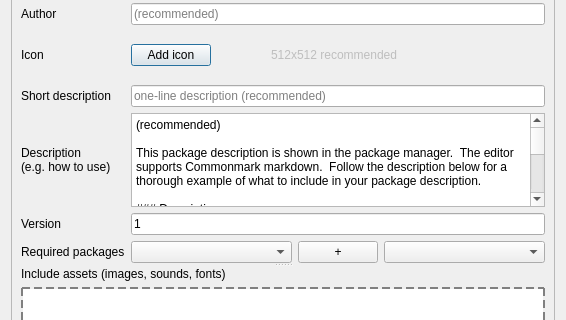
Above: src/ui/dlgPackageExporter.ui from Mudlet/Mudlet before the change; both pictures show x 0 to 566 and y 257 to 577 of the 566 by 825 pixel window. Below: the same form after it.
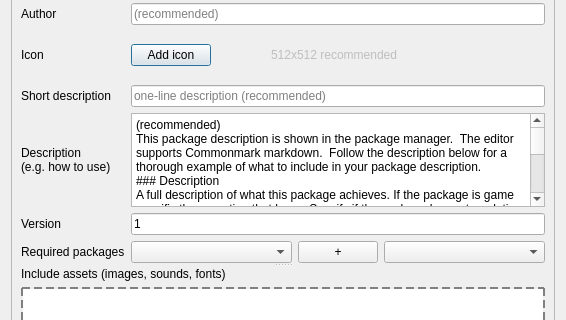
That is the form after the change. Custom widgets are drawn as their Qt base class.

```diff
--- a/src/ui/dlgPackageExporter.ui
+++ b/src/ui/dlgPackageExporter.ui
@@ -287,28 +287,17 @@
              </property>
              <property name="text">
               <string>(recommended)
-
 This package description is shown in the package manager.  The editor supports Commonmark markdown.  Follow the description below for a thorough example of what to include in your package description.
-
 ### Description
-
 A full description of what this package achieves. If the package is game specific then mention that here.  Specify if the package has autoupdating or, if not, add a link in the See Also section below to the code repository.
-
 ### Usage
-
 If this package uses aliases, show a few examples and expected output.
-
 `&gt; alias_1`
-
     output of alias_1  -- indent by four spaces
     more output        -- for code blocks
-
 If this package is a GUI implementation consider adding screenshots by directly dragging and dropping images into this editor.
-
 ### See Also
-
 Further reading material. e.g. a link to the Mudlet wiki, forums, Github package repository or webpage.
-
 * https://wiki.mudlet.org/w/Manual:Best_Practices#Package_and_Module_best_practices
 * [Link 2 might be a webpage](https://example.org)</string>
              </property>
```
